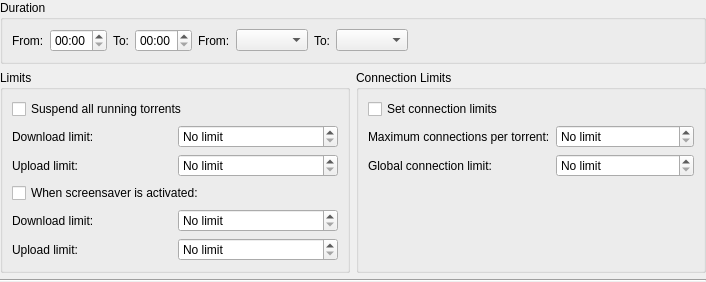
KDE/ktorrent, file plugins/bwscheduler/edititemdlg.ui: the form before one commit.
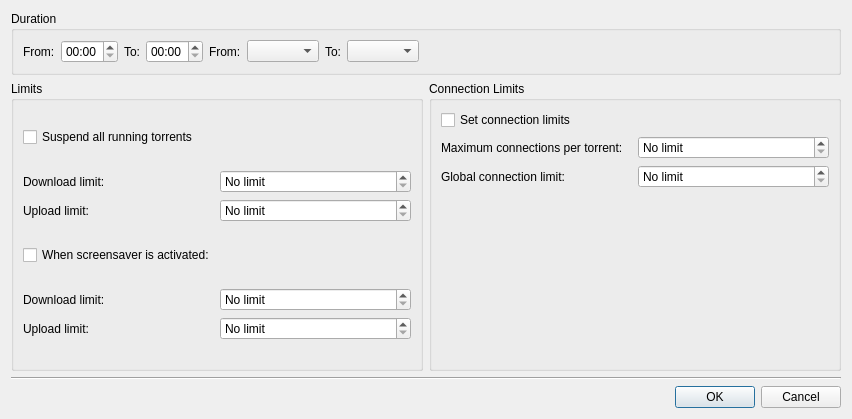
The form after the commit.

Commit message: Port bandwidth scheduler item edit dialog to QDialog

What changed in the file:
```diff
--- a/plugins/bwscheduler/edititemdlg.ui
+++ b/plugins/bwscheduler/edititemdlg.ui
@@ -1,22 +1,19 @@
 <?xml version="1.0" encoding="UTF-8"?>
 <ui version="4.0">
  <class>EditItemDlg</class>
- <widget class="QWidget" name="EditItemDlg">
+ <widget class="QDialog" name="EditItemDlg">
   <property name="geometry">
    <rect>
     <x>0</x>
     <y>0</y>
-    <width>706</width>
-    <height>279</height>
+    <width>852</width>
+    <height>419</height>
    </rect>
   </property>
   <property name="windowTitle">
    <string>Edit an item</string>
   </property>
   <layout class="QVBoxLayout" name="verticalLayout_3">
-   <property name="margin">
-    <number>0</number>
-   </property>
    <item>
     <widget class="QGroupBox" name="groupBox_2">
      <property name="title">
@@ -287,6 +284,13 @@
      </property>
     </widget>
    </item>
+   <item>
+    <widget class="QDialogButtonBox" name="m_buttonBox">
+     <property name="standardButtons">
+      <set>QDialogButtonBox::Cancel|QDialogButtonBox::Ok</set>
+     </property>
+    </widget>
+   </item>
   </layout>
  </widget>
  <resources/>
```
The commit also changes 2 other files.
